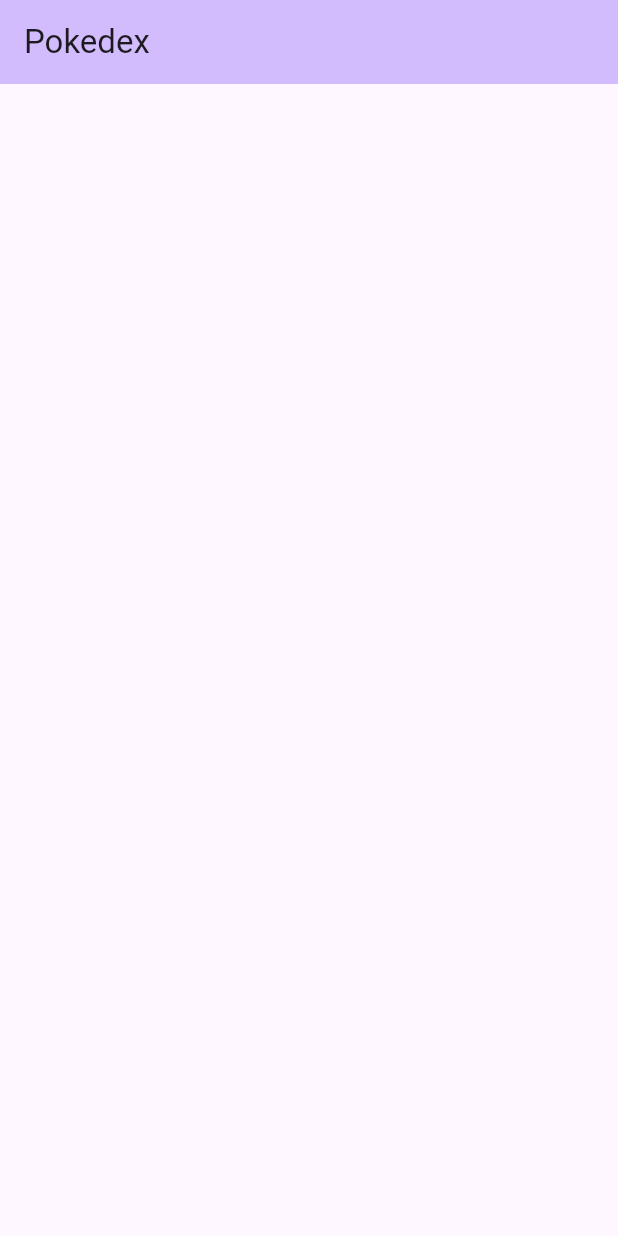
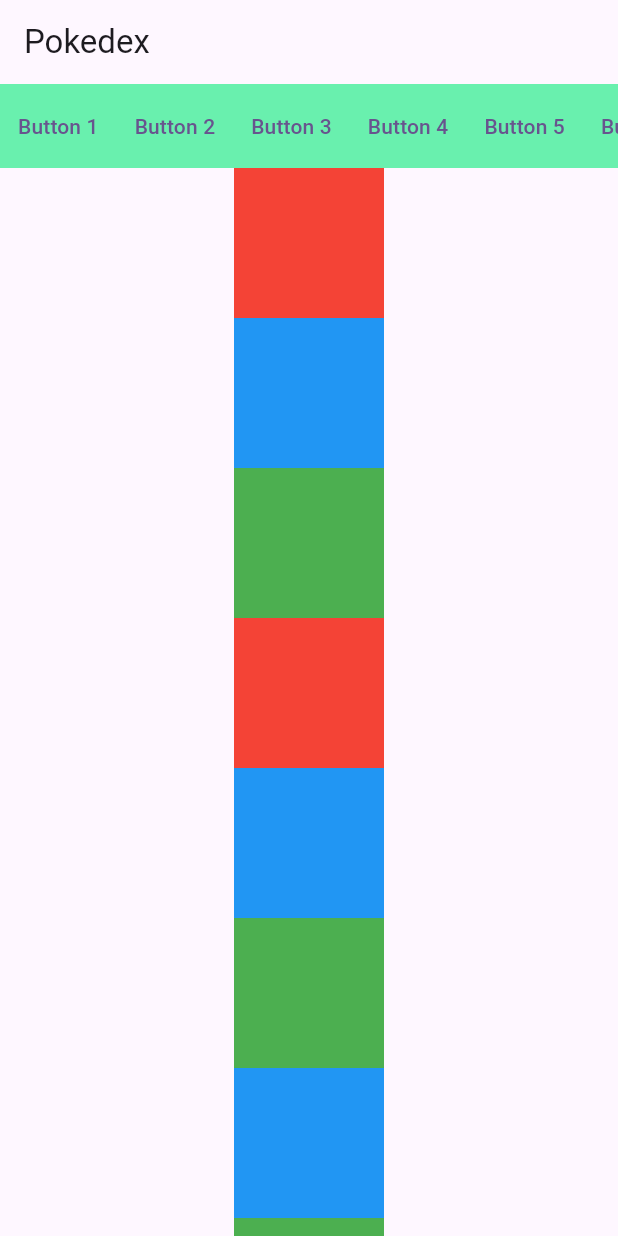
Before and after one commit to mrjake34/pokedex, a Flutter app: the screen it shows after launch, on a phone screen of 412 x 824 dp. Run offline on Flutter 3.47's test engine with Material 3 defaults, Android fonts, the phone set to English and light mode, and no system bars.

Commit message:
Add new.dart and update home page

```diff
--- a/lib/main.dart
+++ b/lib/main.dart
@@ -1,6 +1,7 @@
 import 'dart:convert';
 import 'dart:io';
 import 'package:flutter/material.dart';
+import 'package:pokedex/new.dart';
 
 void main() {
   runApp(const MyApp());
@@ -17,7 +18,7 @@ class MyApp extends StatelessWidget {
         colorScheme: ColorScheme.fromSeed(seedColor: Colors.deepPurple),
         useMaterial3: true,
       ),
-      home: const MyHomePage(title: 'Pokedex'),
+      home: const MyWidget(),
     );
   }
 }
--- /dev/null
+++ b/lib/new.dart
@@ -0,0 +1,100 @@
+import 'package:flutter/material.dart';
+import 'package:flutter/widgets.dart';
+
+class MyWidget extends StatelessWidget {
+  const MyWidget({super.key});
+
+  @override
+  Widget build(BuildContext context) {
+    return Scaffold(
+      appBar: AppBar(
+        title: const Text('Pokedex'),
+      ),
+      body: Column(
+        children: [
+          SizedBox(
+            height: kToolbarHeight,
+            child: ColoredBox(
+                color: Colors.greenAccent,
+                child: ListView(
+                  scrollDirection: Axis.horizontal,
+                  children: [
+                    TextButton(onPressed: () {}, child: Text('Button 1')),
+                    TextButton(onPressed: () {}, child: Text('Button 2')),
+                    TextButton(onPressed: () {}, child: Text('Button 3')),
+                    TextButton(onPressed: () {}, child: Text('Button 4')),
+                    TextButton(onPressed: () {}, child: Text('Button 5')),
+                    TextButton(onPressed: () {}, child: Text('Button 6')),
+                    TextButton(onPressed: () {}, child: Text('Button 7')),
+                    TextButton(onPressed: () {}, child: Text('Button 8')),
+                  ],
+                )),
+          ),
+          Flexible(
+            child: SingleChildScrollView(
+              child: Column(
+                children: [
+                  Container(
+                    height: 100,
+                    width: 100,
+                    color: Colors.red,
+                  ),
+                  Container(
+                    height: 100,
+                    width: 100,
+                    color: Colors.blue,
+                  ),
+                  Container(
+                    height: 100,
+                    width: 100,
+                    color: Colors.green,
+                  ),
+                  Container(
+                    height: 100,
+                    width: 100,
+                    color: Colors.red,
+                  ),
+                  Container(
+                    height: 100,
+                    width: 100,
+                    color: Colors.blue,
+                  ),
+                  Container(
+                    height: 100,
+                    width: 100,
+                    color: Colors.green,
+                  ),
+                  Container(
+                    height: 100,
+                    width: 100,
+                    color: Colors.blue,
+                  ),
+                  Container(
+                    height: 100,
+                    width: 100,
+                    color: Colors.green,
+                  ),
+                  Container(
+                    height: 100,
+                    width: 100,
+                    color: Colors.red,
+                  ),
+                  Container(
+                    height: 100,
+                    width: 100,
+                    color: Colors.blue,
+                  ),
+                  Container(
+                    height: 100,
+                    width: 100,
+                    color: Colors.green,
+                  ),
+                ],
+              ),
+            ),
+          ),
+        ],
+      ),
+    );
+  }
+}
```
Also changed, not shown: pubspec.lock, 1 other file.
